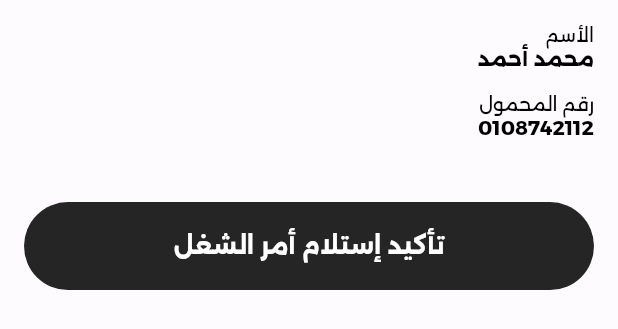
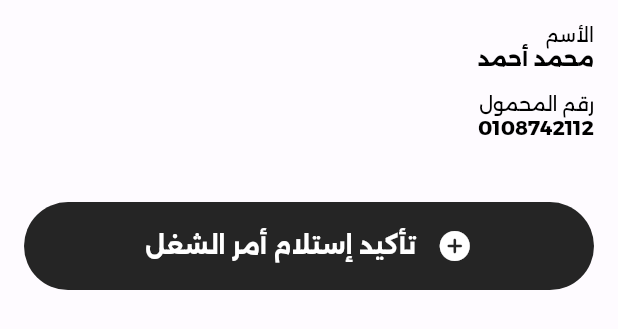
Before and after one commit to kTahaa96/go_limo_driver, a Flutter app: the PassengerView widget shown alone on an empty page, opened directly with empty values, on a phone screen of 412 x 824 dp. Shown: the top 329 px of the screen. Run offline on Flutter 3.47's test engine with Material 2 defaults, Android fonts, the phone set to English and light mode, and no system bars; our stand-ins replace animate_do, bloc, country_picker, dartz, dio, flutter_bloc and 10 more; missing offline and left inert: dash_flags, google_maps_webservice, ua_client_hints; accounts and stored records are empty.

Commit message:
booking_details finish

```diff
--- a/lib/feature/booking_details/widgets/passenger_view.dart
+++ b/lib/feature/booking_details/widgets/passenger_view.dart
@@ -2,6 +2,8 @@ import 'package:flutter/material.dart';
 import 'package:flutter_screenutil/flutter_screenutil.dart';
 import 'package:golimo_driver/common/custom_button.dart';
 import 'package:golimo_driver/common/text_hepler.dart';
+import 'package:golimo_driver/core/consts/app_colors.dart';
+import 'package:golimo_driver/feature/booking_details/confirm_fuel_setting_screen.dart';
 import 'package:golimo_driver/helpers/ui_helpers/extentions.dart';
 
 class PassengerView extends StatelessWidget {
@@ -41,10 +43,43 @@ class PassengerView extends StatelessWidget {
           42.sbH,
           orderStatus == 0
               ? CustomButton(
-                  buttonText: 'تأكيد إستلام أمر الشغل',
-                  onBtnTap: onBtnTap,
-                )
-              : AppText('الرحلة ستبدأ في خلال 3:20 ساعة')
+            buttonText: 'تأكيد إستلام أمر الشغل',
+            onBtnTap: onBtnTap,
+            icon: const Icon(
+              Icons.add_circle_rounded,
+              color: AppColors.kWhite,
+            ),
+          )
+              : orderStatus == 1
+              ? Row(
+            mainAxisAlignment: MainAxisAlignment.center,
+            children: [
+              const Icon(
+                Icons.access_time_rounded,
+                color: AppColors.kGreen,
+              ),
+              5.sbW,
+              AppText(
+                'الرحلة ستبدأ في خلال 3:20 ساعة',
+                color: AppColors.kGreen,
+                size: 15.sp,
+                weight: FontWeight.w600,
+              ),
+            ],
+          )
+              : CustomButton(
+            color: AppColors.kGreen,
+            buttonText: 'ابدأ الرحلة',
+            width: 220.w,
+            onBtnTap: () {
+              Navigator.push(context,
+                  MaterialPageRoute(builder: (context) => ConfirmFuelSetting()));
+            },
+            icon: const Icon(
+              Icons.check_circle_rounded,
+              color: Color(0xffBDFF00),
+            ),
+          )
         ],
       ),
     );
--- a/lib/feature/home_page/cubit/home_lay_out_cubit.dart
+++ b/lib/feature/home_page/cubit/home_lay_out_cubit.dart
@@ -10,7 +10,7 @@ class HomeLayOutCubit extends Cubit<HomeLayOutState> {
 
   static HomeLayOutCubit of(context) => BlocProvider.of(context);
 
-  int currentIndex = 5;
+  int currentIndex = 0;
 
   void updatePageIndex({required int newVal}) {
     log('===> $newVal');
```
Also changed, not shown: lib/feature/home_page/home_layout.dart (+3 -30 lines).
